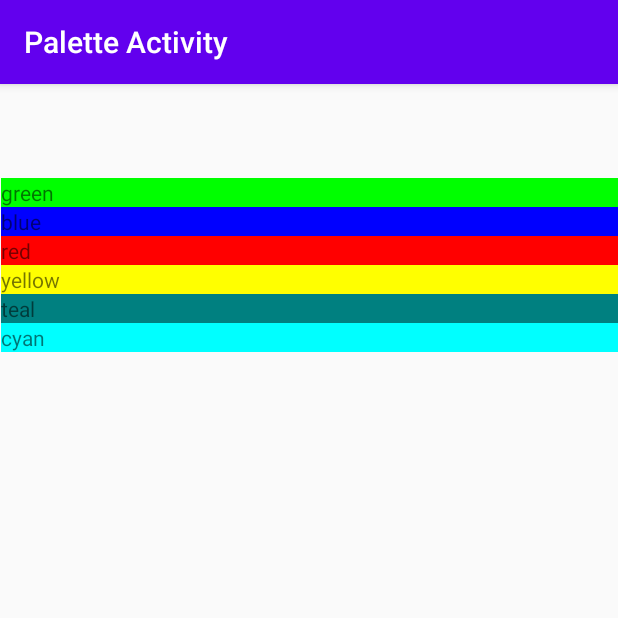
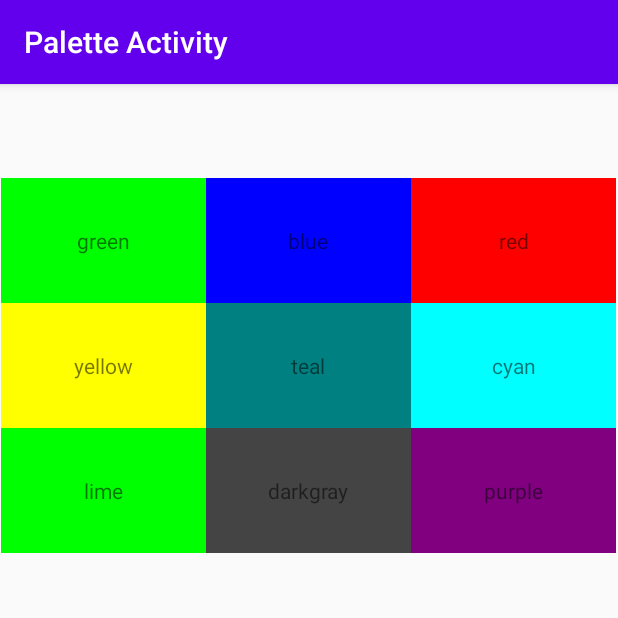
Before and after one commit to Terence21/Lab4-Grid, an Android app: the screen it shows after launch (PaletteActivity), on a phone screen of 412 x 824 dp, the top half of it. Run offline under Robolectric (Android 15) with nearby library versions, the phone set to English and light mode, and no system bars.

Commit message:
textViews are 5 lines of height and text is centered, displayed in gridView cells

```diff
--- a/app/src/main/java/temple/edu/gridassignment/ColorAdapter.java
+++ b/app/src/main/java/temple/edu/gridassignment/ColorAdapter.java
@@ -2,6 +2,7 @@ package temple.edu.gridassignment;
 
 import android.content.Context;
 import android.graphics.Color;
+import android.view.Gravity;
 import android.view.View;
 import android.view.ViewGroup;
 import android.widget.BaseAdapter;
@@ -42,7 +43,10 @@ public class ColorAdapter extends BaseAdapter {
             textView = (TextView) convertView;
         }
 
+
+
         textView.setText(colors.get(position));
+        textView.setLines(5); textView.setGravity(Gravity.CENTER);
         textView.setBackgroundColor(Color.parseColor(colors.get(position)));
 
         return textView;
--- a/app/src/main/java/temple/edu/gridassignment/PaletteActivity.java
+++ b/app/src/main/java/temple/edu/gridassignment/PaletteActivity.java
@@ -1,5 +1,7 @@
 package temple.edu.gridassignment;
 
+import android.graphics.Color;
+import android.view.View;
 import android.widget.BaseAdapter;
 import android.widget.GridView;
 import androidx.appcompat.app.AppCompatActivity;
@@ -14,7 +16,7 @@ public class PaletteActivity extends AppCompatActivity {
         super.onCreate(savedInstanceState);
         setContentView(R.layout.activity_main);
         this.setTitle(R.string.name_Palette_activity);
-
+    //1440 * 2880 560dpi
         ArrayList<String> colors = new ArrayList<>();
         colors.add("green");
         colors.add("blue");
@@ -22,9 +24,15 @@ public class PaletteActivity extends AppCompatActivity {
         colors.add("yellow");
         colors.add("teal");
         colors.add("cyan");
+        colors.add("lime");
+        colors.add("darkgray");
+        colors.add("purple");
+
+
+
 
         GridView grid = findViewById(R.id._ColorGrid);
-        grid.setColumnWidth(3);
+        grid.setNumColumns(3);
 
         BaseAdapter adapter = new ColorAdapter(this,colors);
         grid.setAdapter(adapter);
```
